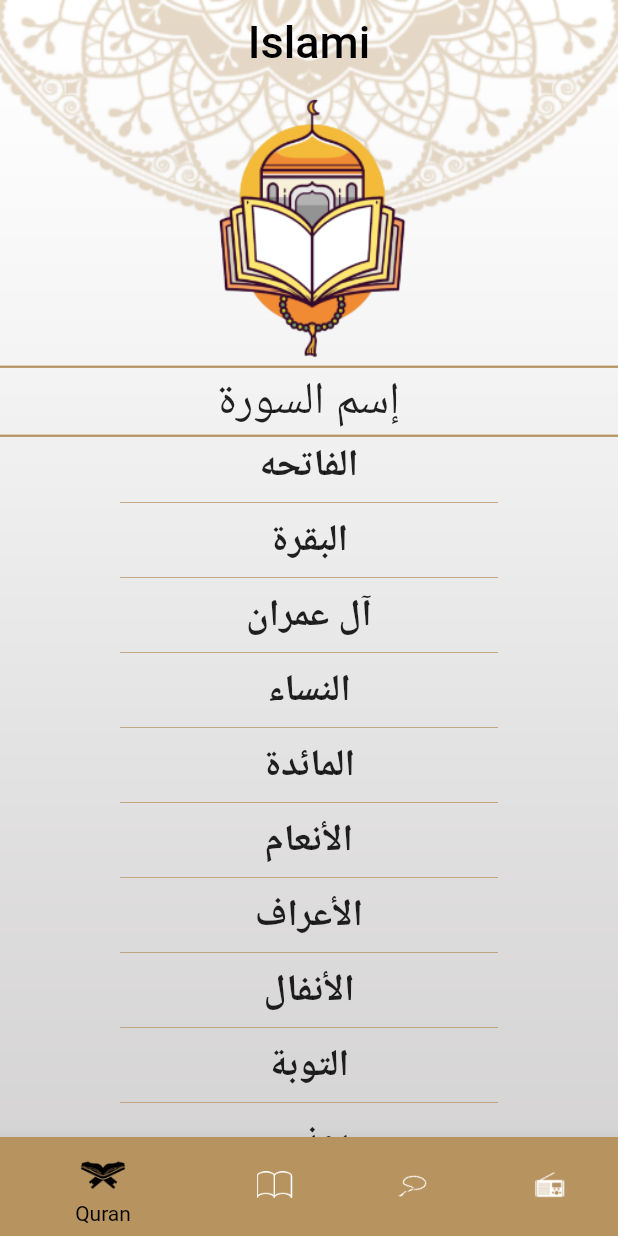
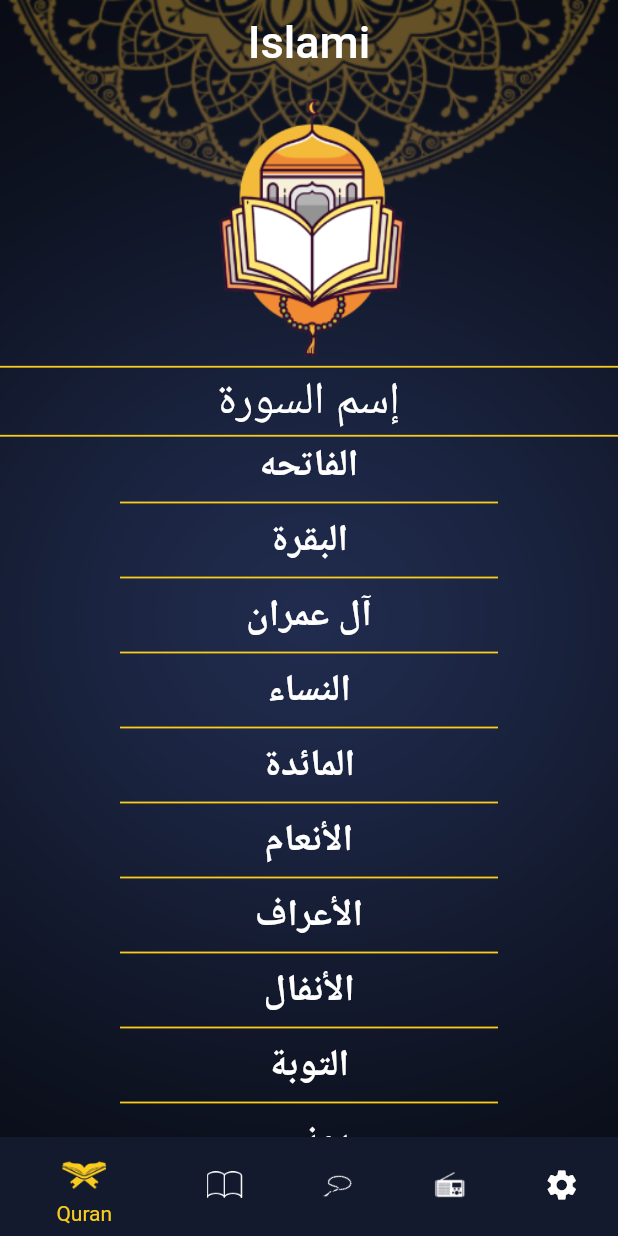
Before and after one commit to Hossam-Mostafa-Bakry/islami-cycle8, a Flutter app: the screen it shows after launch, on a phone screen of 412 x 824 dp. Run offline on Flutter 3.47's test engine with Material 2 defaults, Android fonts, the phone set to English and light mode, and no system bars; generated files the repository leaves out were written again.

Commit message:
add hadeth tab add hadeth details add settings tab add provider add theme controlle add localization

```diff
--- /dev/null
+++ b/l10n.yaml
@@ -0,0 +1,3 @@
+arb-dir: lib/l10n
+template-arb-file: app_en.arb
+output-localization-file: app_localizations.dart
--- a/lib/home/home_screen.dart
+++ b/lib/home/home_screen.dart
@@ -1,7 +1,11 @@
 import 'package:flutter/material.dart';
+import 'package:flutter_gen/gen_l10n/app_localizations.dart';
+import 'package:islami/home/settings/settings_screen.dart';
 import 'package:islami/home/tasbeh/tasbeh_tab.dart';
+import 'package:provider/provider.dart';
 
 import 'hadeth/hadeth_tab.dart';
+import 'provider/settings_provider.dart';
 import 'quran/quran_tab.dart';
 import 'radio/radio_tab.dart';
 
@@ -15,19 +19,26 @@ class HomeScreen extends StatefulWidget {
 class _HomeScreenState extends State<HomeScreen> {
   int selectedIndex = 0;
 
-  List<Widget> screensTab = [QuranTab(), HadethTab(), TasbehTab(), RadioTab()];
+  List<Widget> screensTab = [
+    QuranTab(),
+    HadethTab(),
+    TasbehTab(),
+    RadioTab(),
+    SettingsScreen(),
+  ];
 
   @override
   Widget build(BuildContext context) {
+    var settingsProvider = Provider.of<SettingsProvider>(context);
     return Container(
-      decoration: const BoxDecoration(
+      decoration: BoxDecoration(
         image: DecorationImage(
-            image: AssetImage("assets/images/main_background.png"),
+            image: AssetImage(settingsProvider.getMainBackGround()),
             fit: BoxFit.fill),
       ),
       child: Scaffold(
         appBar: AppBar(
-          title: const Text("Islami"),
+          title: Text(AppLocalizations.of(context)!.app_title),
         ),
         body: screensTab[selectedIndex],
         bottomNavigationBar: BottomNavigationBar(
@@ -41,22 +52,27 @@ class _HomeScreenState extends State<HomeScreen> {
             BottomNavigationBarItem(
               backgroundColor: Theme.of(context).primaryColor,
               icon: const ImageIcon(AssetImage("assets/images/ic_quran.png")),
-              label: "Quran",
+              label: AppLocalizations.of(context)!.quran_title,
             ),
             BottomNavigationBarItem(
               backgroundColor: Theme.of(context).primaryColor,
               icon: const ImageIcon(AssetImage("assets/images/ic_hadeth.png")),
-              label: "Hadeth",
+              label: AppLocalizations.of(context)!.hadeth_title,
             ),
             BottomNavigationBarItem(
               backgroundColor: Theme.of(context).primaryColor,
               icon: const ImageIcon(AssetImage("assets/images/ic_sebha.png")),
-              label: "Tasbeh",
+              label: AppLocalizations.of(context)!.tasbeh_title,
             ),
             BottomNavigationBarItem(
               backgroundColor: Theme.of(context).primaryColor,
               icon: const ImageIcon(AssetImage("assets/images/ic_radio.png")),
-              label: "Radio",
+              label: AppLocalizations.of(context)!.radio_title,
+            ),
+            BottomNavigationBarItem(
+              backgroundColor: Theme.of(context).primaryColor,
+              icon: const Icon(Icons.settings),
+              label: AppLocalizations.of(context)!.settings_title,
             ),
           ],
         ),
--- /dev/null
+++ b/lib/home/provider/settings_provider.dart
@@ -0,0 +1,29 @@
+import 'package:flutter/material.dart';
+
+class SettingsProvider extends ChangeNotifier {
+  ThemeMode currentTheme = ThemeMode.dark;
+  String currentLocal = "en";
+
+  void changeTheme(ThemeMode newMode) {
+    if (newMode == currentTheme) return;
+    currentTheme = newMode;
+    notifyListeners();
+  }
+
+  bool isDark() {
+    return currentTheme == ThemeMode.dark; // true OR false
+  }
+
+  String getMainBackGround() {
+    return currentTheme == ThemeMode.dark
+        ? "assets/images/main_background_dark.png"
+        : "assets/images/main_background.png";
+  }
+
+  void changeLanguage(String newLang) {
+    if (currentLocal == newLang) return;
+
+    currentLocal = newLang;
+    notifyListeners();
+  }
+}
--- a/lib/home/quran/quran_tab.dart
+++ b/lib/home/quran/quran_tab.dart
@@ -19,8 +19,8 @@ class QuranTab extends StatelessWidget {
             child: Image.asset("assets/images/quran_header_image.png"),
           ),
           Divider(
-            color: theme.primaryColor,
-            thickness: 1.5,
+            color: theme.accentColor,
+            thickness: 1.2,
             height: 5,
           ),
           const Text(
@@ -31,8 +31,8 @@ class QuranTab extends StatelessWidget {
             ),
           ),
           Divider(
-            color: theme.primaryColor,
-            thickness: 1.5,
+            color: theme.accentColor,
+            thickness: 1.2,
             height: 5,
           ),
           Expanded(
@@ -45,8 +45,8 @@ class QuranTab extends StatelessWidget {
               separatorBuilder: (context, index) => Padding(
                 padding: const EdgeInsets.symmetric(horizontal: 80.0),
                 child: Divider(
-                  color: theme.primaryColor,
-                  thickness: .5,
+                  color: theme.accentColor,
+                  thickness: 1.2,
                 ),
               ),
               itemCount: names.length,
--- a/lib/main.dart
+++ b/lib/main.dart
@@ -1,24 +1,40 @@
 import 'package:flutter/material.dart';
+import 'package:flutter_gen/gen_l10n/app_localizations.dart';
 import 'package:islami/home/hadeth/hadeth_details.dart';
+import 'package:islami/home/provider/settings_provider.dart';
+import 'package:provider/provider.dart';
 
 import 'home/home_screen.dart';
 import 'home/quran/sura_details_screen.dart';
 import 'my_theme.dart';
 
 void main() {
-  runApp(const MyApp());
+  runApp(
+    ChangeNotifierProvider(
+      create: (context) => SettingsProvider(),
+      child: const MyApp(),
+    ),
+  );
 }
 
 class MyApp extends StatelessWidget {
   const MyApp({super.key});
 
   // This widget is the root of your application.
+
   @override
   Widget build(BuildContext context) {
+    var settingsProvider = Provider.of<SettingsProvider>(context);
+
     return MaterialApp(
       title: 'Islami',
+      localizationsDelegates: AppLocalizations.localizationsDelegates,
+      supportedLocales: AppLocalizations.supportedLocales,
       debugShowCheckedModeBanner: false,
       theme: MyTheme.lightTheme,
+      darkTheme: MyTheme.darkTheme,
+      themeMode: settingsProvider.currentTheme,
+      locale: Locale(settingsProvider.currentLocal),
       routes: {
         HomeScreen.routName: (context) => HomeScreen(),
         SuraDetailsScreen.routeName: (context) => SuraDetailsScreen(),
--- a/lib/my_theme.dart
+++ b/lib/my_theme.dart
@@ -3,9 +3,11 @@ import 'package:flutter/material.dart';
 class MyTheme {
   static const Color lightPrimary = Color(0xFFB7935F);
   static const Color darkPrimary = Color(0xFF141A2E);
+  static const Color yellow = Color(0xFFFACC1D);
 
   static final ThemeData lightTheme = ThemeData(
       primaryColor: lightPrimary,
+      accentColor: Colors.black,
       scaffoldBackgroundColor: Colors.transparent,
       appBarTheme: const AppBarTheme(
         iconTheme: IconThemeData(color: Colors.black),
@@ -36,27 +38,31 @@ class MyTheme {
     textTheme: TextTheme(
       headlineMedium: TextStyle(
         fontSize: 30,
+          color: Colors.black,
         ),
       bodyMedium: TextStyle(
         fontSize: 25,
+          color: Colors.black,
         ),
       bodySmall: TextStyle(
         fontSize: 20,
+          color: Colors.black,
         ),
     ),
-  );
+      cardColor: Colors.white);
   static final ThemeData darkTheme = ThemeData(
       primaryColor: darkPrimary,
+      accentColor: yellow,
       scaffoldBackgroundColor: Colors.transparent,
       appBarTheme: const AppBarTheme(
-      iconTheme: IconThemeData(color: Colors.black),
+        iconTheme: IconThemeData(color: Colors.white),
         color: Colors.transparent,
         elevation: 0,
         centerTitle: true,
         titleTextStyle: TextStyle(
           fontSize: 30,
           fontWeight: FontWeight.w500,
-        color: Colors.black,
+          color: Colors.white,
         ),
       ),
     bottomNavigationBarTheme: const BottomNavigationBarThemeData(
@@ -64,15 +70,29 @@ class MyTheme {
         showUnselectedLabels: false,
         backgroundColor: lightPrimary,
         selectedIconTheme: IconThemeData(
-        color: Colors.black,
+          color: yellow,
           size: 36,
         ),
-      selectedLabelStyle: TextStyle(color: Colors.black),
-      selectedItemColor: Colors.black,
+        selectedLabelStyle: TextStyle(color: yellow),
+        selectedItemColor: yellow,
         unselectedIconTheme: IconThemeData(
           color: Colors.white,
           size: 24,
         ),
       ),
-  );
+      textTheme: TextTheme(
+        headlineMedium: TextStyle(
+          fontSize: 30,
+          color: Colors.white,
+        ),
+        bodyMedium: TextStyle(
+          fontSize: 25,
+          color: Colors.white,
+        ),
+        bodySmall: TextStyle(
+          fontSize: 20,
+          color: Colors.white,
+        ),
+      ),
+      cardColor: darkPrimary);
 }
```
Also changed, not shown: lib/home/hadeth/hadeth_details.dart (+22 -8 lines), lib/home/hadeth/hadeth_tab.dart (+9 -3 lines), lib/home/quran/sura_details_screen.dart (+6 -2 lines), lib/home/settings/language_bottom_sheet.dart (added, +83 -0 lines), lib/home/settings/settings_screen.dart (added, +115 -0 lines), lib/home/settings/theme_bottom_sheet.dart (added, +82 -0 lines), lib/l10n/app_ar.arb (added, +12 -0 lines), lib/l10n/app_en.arb (added, +12 -0 lines), pubspec.yaml (+8 -1 lines), pubspec.lock. Lines whose indentation alone changed are shown as unchanged.
